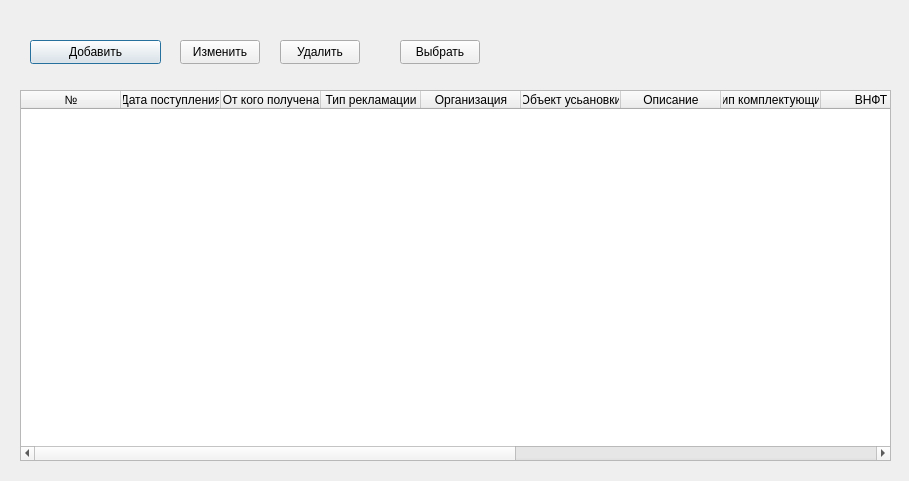
AlexeyScherbakov2021/Remont2, file Remont/claimwindow.ui: the form before one commit.
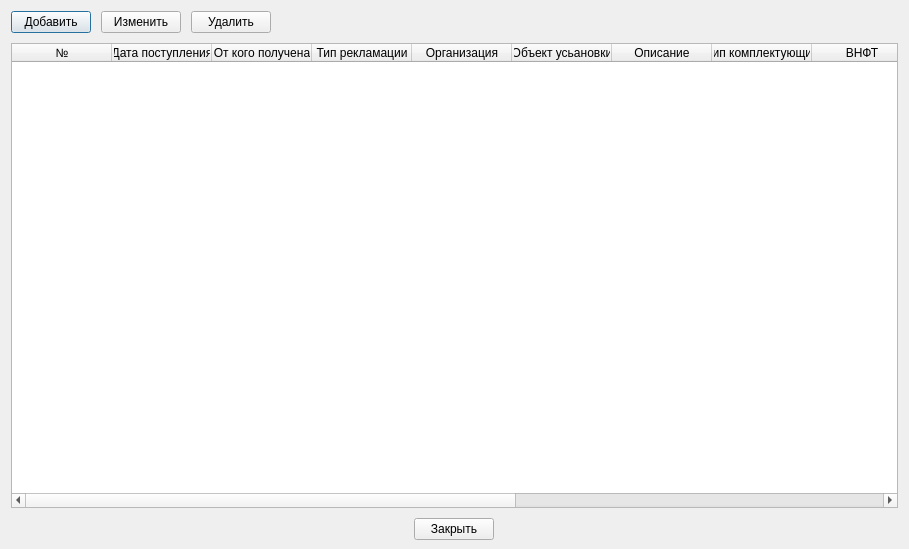
The form after the commit.

```diff
--- a/Remont/claimwindow.ui
+++ b/Remont/claimwindow.ui
@@ -7,21 +7,59 @@
     <x>0</x>
     <y>0</y>
     <width>909</width>
-    <height>481</height>
+    <height>549</height>
    </rect>
   </property>
   <property name="windowTitle">
    <string>Список рекламаций</string>
   </property>
+  <layout class="QVBoxLayout" name="verticalLayout">
+   <property name="spacing">
+    <number>10</number>
+   </property>
+   <property name="bottomMargin">
+    <number>9</number>
+   </property>
+   <item>
+    <layout class="QHBoxLayout" name="horizontalLayout">
+     <item>
+      <widget class="QPushButton" name="pbAdd">
+       <property name="text">
+        <string>Добавить</string>
+       </property>
+      </widget>
+     </item>
+     <item>
+      <widget class="QPushButton" name="pbEdit">
+       <property name="text">
+        <string>Изменить</string>
+       </property>
+      </widget>
+     </item>
+     <item>
+      <widget class="QPushButton" name="pbDelete">
+       <property name="text">
+        <string>Удалить</string>
+       </property>
+      </widget>
+     </item>
+     <item>
+      <spacer name="horizontalSpacer">
+       <property name="orientation">
+        <enum>Qt::Orientation::Horizontal</enum>
+       </property>
+       <property name="sizeHint" stdset="0">
+        <size>
+         <width>40</width>
+         <height>20</height>
+        </size>
+       </property>
+      </spacer>
+     </item>
+    </layout>
+   </item>
+   <item>
   <widget class="QTableWidget" name="twClaim">
-   <property name="geometry">
-    <rect>
-     <x>20</x>
-     <y>90</y>
-     <width>871</width>
-     <height>371</height>
-    </rect>
-   </property>
    <property name="alternatingRowColors">
     <bool>true</bool>
    </property>
@@ -102,58 +140,21 @@
     </property>
    </column>
   </widget>
-  <widget class="QPushButton" name="pbAdd">
-   <property name="geometry">
-    <rect>
-     <x>30</x>
-     <y>40</y>
-     <width>131</width>
-     <height>24</height>
-    </rect>
+   </item>
+   <item alignment="Qt::AlignmentFlag::AlignHCenter">
+    <widget class="QPushButton" name="pbClose">
+     <property name="maximumSize">
+      <size>
+       <width>150</width>
+       <height>16777215</height>
+      </size>
    </property>
    <property name="text">
-    <string>Добавить</string>
-   </property>
-  </widget>
-  <widget class="QPushButton" name="pbEdit">
-   <property name="geometry">
-    <rect>
-     <x>180</x>
-     <y>40</y>
-     <width>80</width>
-     <height>24</height>
-    </rect>
-   </property>
-   <property name="text">
-    <string>Изменить</string>
-   </property>
-  </widget>
-  <widget class="QPushButton" name="pbDelete">
-   <property name="geometry">
-    <rect>
-     <x>280</x>
-     <y>40</y>
-     <width>80</width>
-     <height>24</height>
-    </rect>
-   </property>
-   <property name="text">
-    <string>Удалить</string>
-   </property>
-  </widget>
-  <widget class="QPushButton" name="pbSelect">
-   <property name="geometry">
-    <rect>
-     <x>400</x>
-     <y>40</y>
-     <width>80</width>
-     <height>24</height>
-    </rect>
-   </property>
-   <property name="text">
-    <string>Выбрать</string>
-   </property>
-  </widget>
+      <string>Закрыть</string>
+     </property>
+    </widget>
+   </item>
+  </layout>
  </widget>
  <resources/>
  <connections/>
```
Left out of the diff: 19 changed lines with no effect on the pictures. Lines whose indentation alone changed are shown as unchanged.
